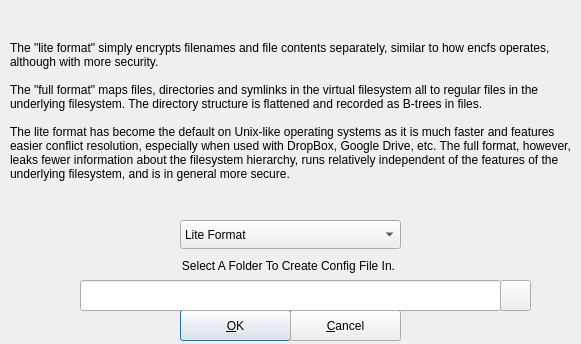
Above: src/securefscreateoptions.ui from mhogomchungu/sirikali before the change. Below: the same form after it.
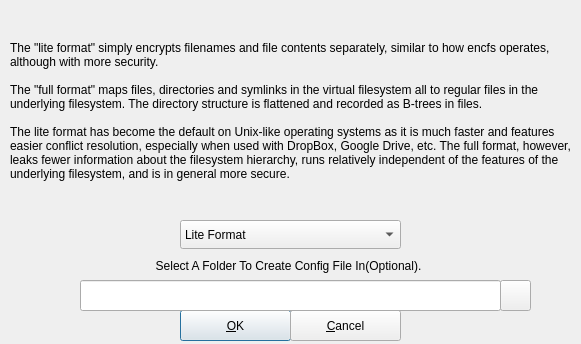
That is the form after the change.

Diff of the .ui file:
```diff
--- a/src/securefscreateoptions.ui
+++ b/src/securefscreateoptions.ui
@@ -92,11 +92,14 @@
     </rect>
    </property>
    <property name="text">
-    <string>Select A Folder To Create Config File In.</string>
+    <string>Select A Folder To Create Config File In(Optional).</string>
    </property>
    <property name="alignment">
     <set>Qt::AlignCenter</set>
    </property>
+   <property name="wordWrap">
+    <bool>true</bool>
+   </property>
   </widget>
   <widget class="QLineEdit" name="lineEdit">
    <property name="geometry">
```
